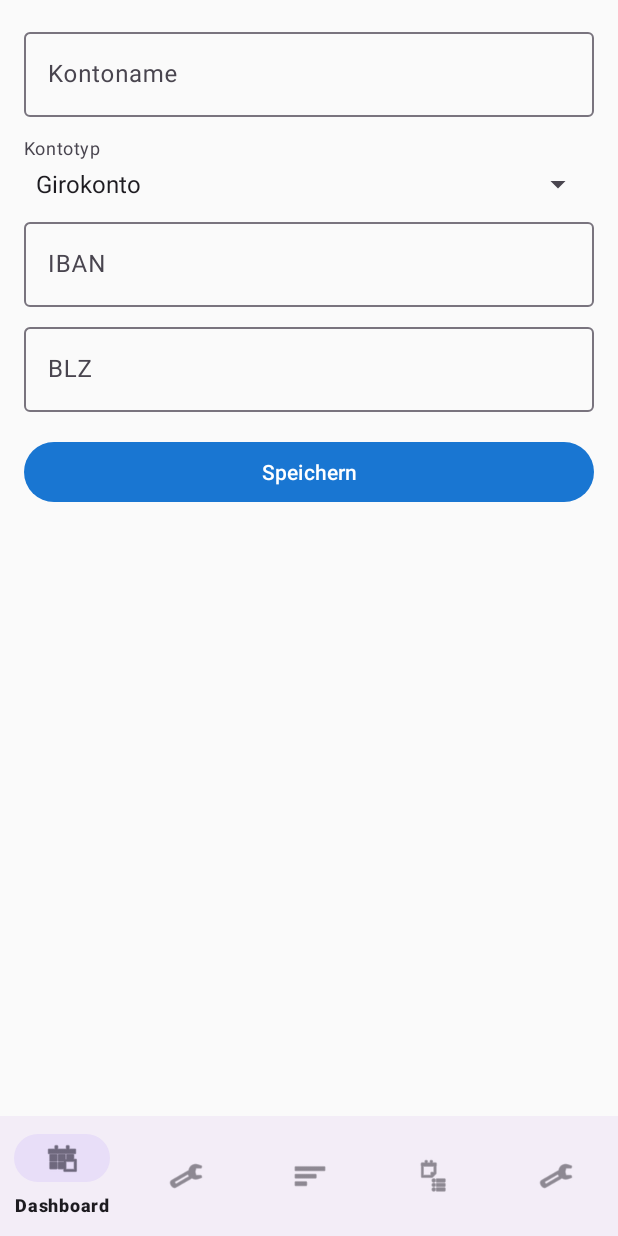
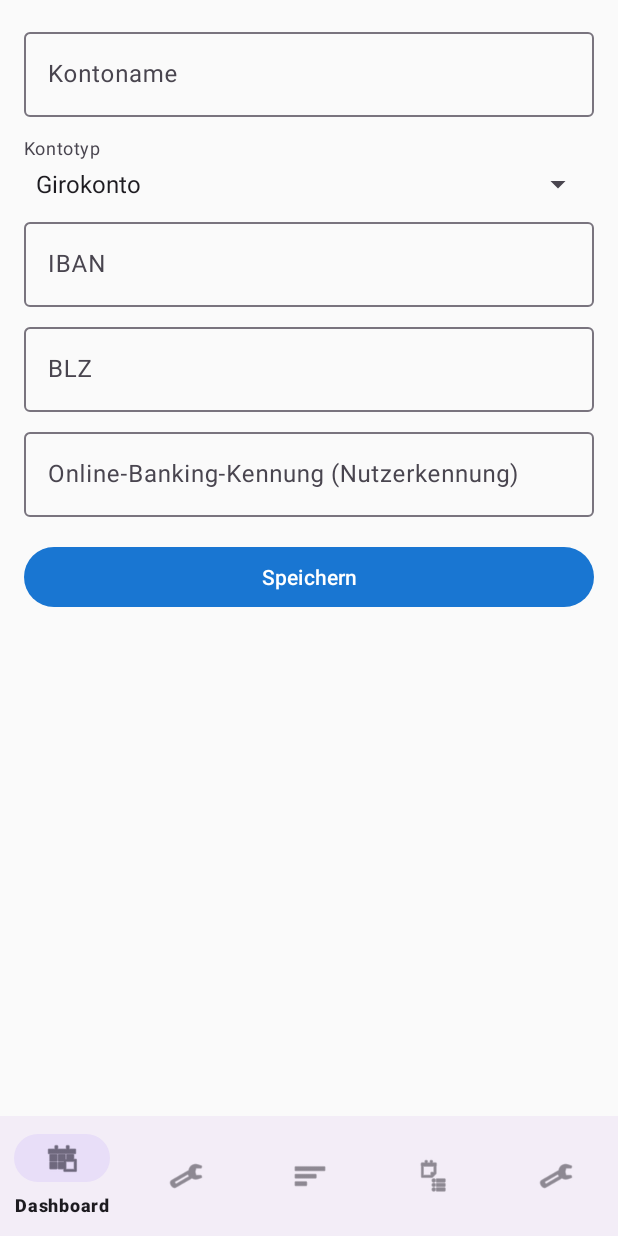
Before and after one commit to felix-dieterle/MyBudgets, an Android app: the AddEditAccountFragment screen opened through its navigation route, on a phone screen of 412 x 824 dp. Run offline under Robolectric (Android 15) with nearby library versions, the phone set to English and light mode, and no system bars; our stand-ins replace Dagger/Hilt's generated code, Room's generated code, navigation-ui.

Commit message:
Fix NEED_USERID HBCI callback: add userId to Account, handle Nutzerkennung callback in FintsService
Agent-Logs-Url: https://github.com/felix-dieterle/MyBudgets/sessions/15e89dfb-9421-4959-a521-e772ea171e8c

Co-authored-by: felix-dieterle <1490062+felix-dieterle@users.noreply.github.com>

```diff
--- a/app/src/main/java/de/mybudgets/app/data/model/Account.kt
+++ b/app/src/main/java/de/mybudgets/app/data/model/Account.kt
@@ -18,6 +18,7 @@ data class Account(
     val isVirtual: Boolean = false,
     val bankCode: String = "",
     val iban: String = "",
+    val userId: String = "",
     val createdAt: Long = System.currentTimeMillis(),
     val updatedAt: Long = System.currentTimeMillis()
 )
--- a/app/src/main/java/de/mybudgets/app/ui/accounts/AddEditAccountFragment.kt
+++ b/app/src/main/java/de/mybudgets/app/ui/accounts/AddEditAccountFragment.kt
@@ -86,6 +86,7 @@ class AddEditAccountFragment : Fragment() {
                 type            = selectedType,
                 iban            = binding.etIban.text.toString().trim(),
                 bankCode        = binding.etBankCode.text.toString().trim(),
+                userId          = binding.etUserId.text.toString().trim(),
                 isVirtual       = isVirtual,
                 parentAccountId = parentAccountId
             )
--- a/app/src/main/res/layout/fragment_add_edit_account.xml
+++ b/app/src/main/res/layout/fragment_add_edit_account.xml
@@ -71,6 +71,15 @@
                 android:layout_width="match_parent" android:layout_height="wrap_content" />
         </com.google.android.material.textfield.TextInputLayout>
 
+        <com.google.android.material.textfield.TextInputLayout
+            android:layout_width="match_parent" android:layout_height="wrap_content"
+            android:layout_marginTop="8dp" android:hint="@string/account_user_id">
+            <com.google.android.material.textfield.TextInputEditText
+                android:id="@+id/et_user_id"
+                android:layout_width="match_parent" android:layout_height="wrap_content"
+                android:inputType="text" />
+        </com.google.android.material.textfield.TextInputLayout>
+
         <com.google.android.material.button.MaterialButton
             android:id="@+id/btn_save"
             android:layout_width="match_parent" android:layout_height="wrap_content"
--- a/app/src/main/res/values/strings.xml
+++ b/app/src/main/res/values/strings.xml
@@ -16,6 +16,7 @@
     <string name="account_type">Kontotyp</string>
     <string name="account_iban">IBAN</string>
     <string name="account_bank_code">BLZ</string>
+    <string name="account_user_id">Online-Banking-Kennung (Nutzerkennung)</string>
     <string name="account_parent_label">Verknüpftes echtes Konto</string>
     <string name="account_parent_hint">Bitte wähle das echte Konto aus, das diesem virtuellen Konto zugrunde liegt.</string>
     <string name="account_linked_to">Verknüpft mit:</string>
```
Also changed, not shown: app/src/main/java/de/mybudgets/app/data/banking/FintsService.kt (+17 -0 lines), app/src/main/java/de/mybudgets/app/data/db/AppDatabase.kt (+10 -2 lines).
